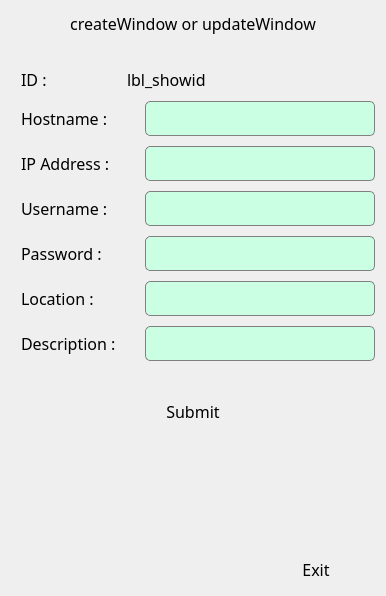
Before: the Qt Designer form createUpdateWindow.ui in jolders/netnode, drawn with Qt 5.
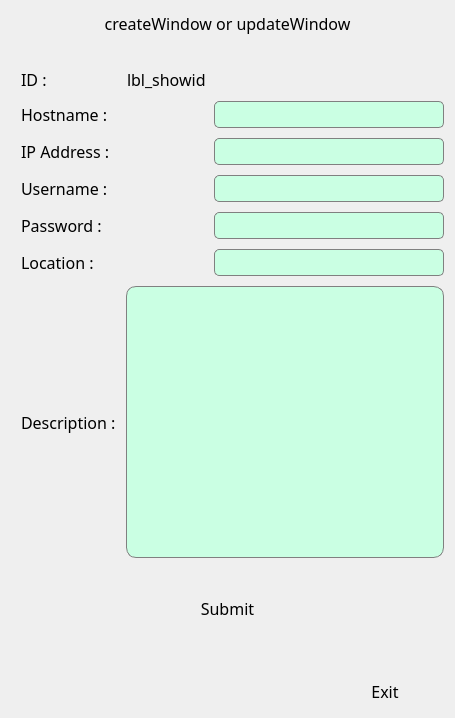
After: the same form once the commit is applied.

```diff
--- a/createUpdateWindow.ui
+++ b/createUpdateWindow.ui
@@ -6,8 +6,8 @@
    <rect>
     <x>0</x>
     <y>0</y>
-    <width>386</width>
-    <height>596</height>
+    <width>455</width>
+    <height>718</height>
    </rect>
   </property>
   <property name="sizePolicy">
@@ -61,13 +61,40 @@
     height:20px;
 }
 /* --------------------------------------- Line Edits  -----------------------------------*/
-QLineEdit { background-color:rgb(202, 255, 227);
-border: 1px solid gray;
-border-radius: 5px;
-padding: 0 8px;
-selection-background-color: &quot;darkgray&quot;;
+QLineEdit { 
+	background-color:rgb(202, 255, 227);
+	border: 1px solid gray;
+	border-radius: 5px;
+	padding: 0 8px;
+	selection-background-color: &quot;darkgray&quot;;
 }
-QLineEdit:focus { background-color:rgb(192, 192, 255);}
+QLineEdit:focus {
+	background-color:rgb(192, 192, 255);
+}
+/* --------------------------------------- Plain Text Edit box  -----------------------------------*/
+QPlainTextEdit {
+	background-color:rgb(202, 255, 227);
+	border: 1px solid gray;
+	padding: 0 8px;
+	border-top-left-radius: 10px; /* same radius as the QComboBox */
+border-top-right-radius: 10px; /* same radius as the QComboBox */
+    border-bottom-right-radius: 10px;    
+border-bottom-left-radius: 10px;
+}
+QPlainTextEdit:focus {
+	background-color:rgb(192, 192, 255);
+}
+/* --------------------------------------- QScrollBar  -----------------------------------*/
+QScrollBar {
+    background-color: &quot;powderblue&quot;;
+    width: 16px;
+    border: none;
+}
+QScrollBar::handle {
+    background-color: &quot;lightslategrey&quot;;
+    margin: 16px 1px 16px 1px;
+    border-radius: 6px;
+}
 
 
 
@@ -458,7 +485,7 @@
         </layout>
        </item>
        <item>
-        <layout class="QHBoxLayout" name="horizontalLayout_7" stretch="0,1">
+        <layout class="QHBoxLayout" name="horizontalLayout_7" stretch="0,0">
          <item>
           <widget class="QLabel" name="lbl_description">
            <property name="maximumSize">
@@ -490,24 +517,15 @@
           </widget>
          </item>
          <item>
-          <widget class="QLineEdit" name="le_description">
-           <property name="sizePolicy">
-            <sizepolicy hsizetype="Expanding" vsizetype="Fixed">
-             <horstretch>0</horstretch>
-             <verstretch>0</verstretch>
-            </sizepolicy>
+          <widget class="QPlainTextEdit" name="pte_description">
+           <property name="verticalScrollBarPolicy">
+            <enum>Qt::ScrollBarAsNeeded</enum>
            </property>
-           <property name="maximumSize">
-            <size>
-             <width>230</width>
-             <height>35</height>
-            </size>
+           <property name="horizontalScrollBarPolicy">
+            <enum>Qt::ScrollBarAlwaysOff</enum>
            </property>
-           <property name="font">
-            <font>
-             <family>Noto Sans</family>
-             <pointsize>12</pointsize>
-            </font>
+           <property name="sizeAdjustPolicy">
+            <enum>QAbstractScrollArea::AdjustToContents</enum>
            </property>
           </widget>
          </item>
```
